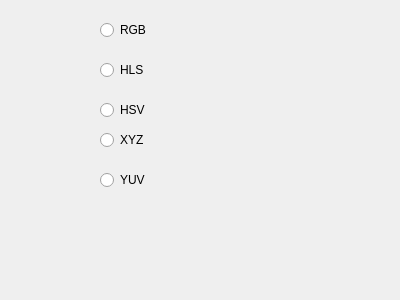
Above: QFotoPaint5/modelo_color.ui from AntonioMrtz/PhotoshopIG before the change. Below: the same form after it.
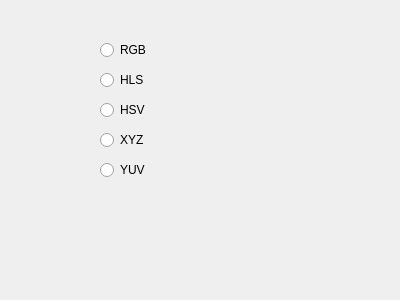
That is the form after the change.

Commit message: color falso mejora y ventana

What changed in the file:
```diff
--- a/QFotoPaint5/modelo_color.ui
+++ b/QFotoPaint5/modelo_color.ui
@@ -17,7 +17,7 @@
    <property name="geometry">
     <rect>
      <x>100</x>
-     <y>20</y>
+     <y>40</y>
      <width>95</width>
      <height>20</height>
     </rect>
@@ -30,7 +30,7 @@
    <property name="geometry">
     <rect>
      <x>100</x>
-     <y>60</y>
+     <y>70</y>
      <width>95</width>
      <height>20</height>
     </rect>
@@ -69,7 +69,7 @@
    <property name="geometry">
     <rect>
      <x>100</x>
-     <y>170</y>
+     <y>160</y>
      <width>95</width>
      <height>20</height>
     </rect>
```
The commit also changes 17 other files.
